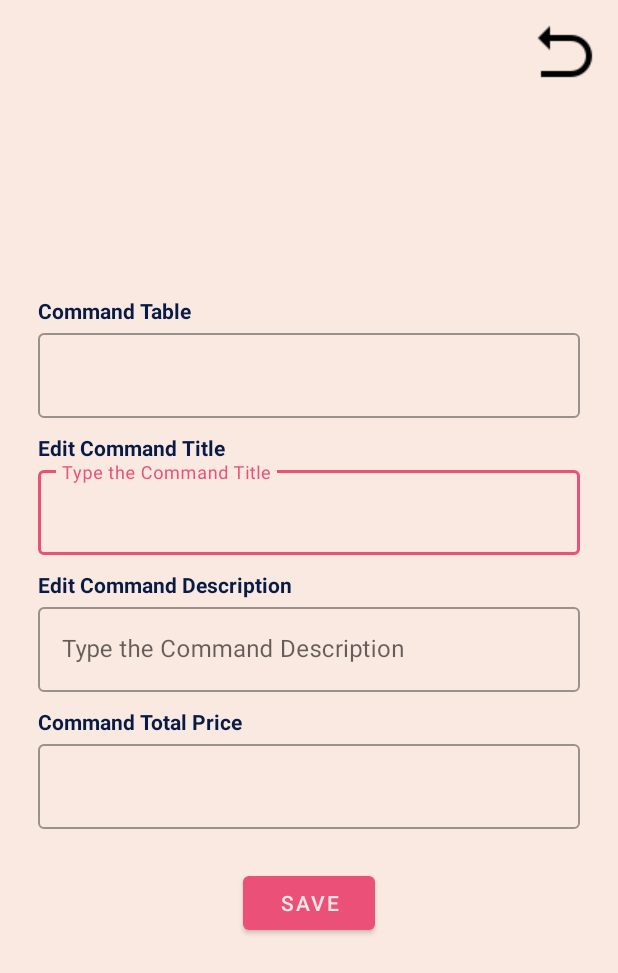
After one commit to DavidAntunezPerez/RestaurAPP_Android, an Android app: the layout fragment_edit_com.xml on its own in the app's theme, with its tools: preview values and no code run, on a phone screen of 412 x 824 dp. The commit adds this screen. Shown: the top 973 px of the screen. Run offline under Robolectric (Android 15) with nearby library versions, the phone set to English and light mode, and no system bars.

Commit message:
Added Edit function, save function not functional yet, but fragment and info retrieved perfectly.

```diff
--- /dev/null
+++ b/app/src/main/res/layout/fragment_edit_com.xml
@@ -0,0 +1,126 @@
+<?xml version="1.0" encoding="utf-8"?>
+<androidx.constraintlayout.widget.ConstraintLayout xmlns:android="http://schemas.android.com/apk/res/android"
+    xmlns:app="http://schemas.android.com/apk/res-auto"
+    android:layout_width="match_parent"
+    android:layout_height="match_parent"
+    android:background="@color/app_other_beige">
+
+    <LinearLayout
+        android:id="@+id/linearLayout"
+        android:layout_width="match_parent"
+        android:layout_height="match_parent"
+        android:background="@color/app_other_beige"
+        android:gravity="center"
+        android:orientation="vertical">
+
+        <TextView
+            android:layout_width="match_parent"
+            android:layout_height="wrap_content"
+            android:paddingHorizontal="25dp"
+            android:text="Command Table"
+            android:textColor="@color/app_primary"
+            android:textStyle="bold" />
+
+        <com.google.android.material.textfield.TextInputLayout
+            style="@style/Widget.MaterialComponents.TextInputLayout.OutlinedBox"
+            android:layout_width="match_parent"
+            android:layout_height="wrap_content"
+            android:paddingHorizontal="25dp">
+
+            <com.google.android.material.textfield.TextInputEditText
+                android:id="@+id/txtInputTable"
+                android:layout_width="match_parent"
+                android:layout_height="wrap_content"
+                android:enabled="false" />
+        </com.google.android.material.textfield.TextInputLayout>
+
+        <TextView
+            android:layout_width="match_parent"
+            android:layout_height="wrap_content"
+            android:layout_marginTop="10dp"
+            android:paddingHorizontal="25dp"
+            android:text="Edit Command Title"
+            android:textColor="@color/app_primary"
+            android:textStyle="bold" />
+
+        <com.google.android.material.textfield.TextInputLayout
+            style="@style/Widget.MaterialComponents.TextInputLayout.OutlinedBox"
+            android:layout_width="match_parent"
+            android:layout_height="wrap_content"
+            android:hint="Type the Command Title"
+            android:paddingHorizontal="25dp">
+
+            <com.google.android.material.textfield.TextInputEditText
+                android:id="@+id/txtInputTitle"
+                android:layout_width="match_parent"
+                android:layout_height="wrap_content" />
+        </com.google.android.material.textfield.TextInputLayout>
+
+        <TextView
+            android:layout_width="match_parent"
+            android:layout_height="wrap_content"
+            android:layout_marginTop="10dp"
+            android:paddingHorizontal="25dp"
+            android:text="Edit Command Description"
+            android:textColor="@color/app_primary"
+            android:textStyle="bold" />
+
+        <com.google.android.material.textfield.TextInputLayout
+            style="@style/Widget.MaterialComponents.TextInputLayout.OutlinedBox"
+            android:layout_width="match_parent"
+            android:layout_height="wrap_content"
+            android:hint="Type the Command Description"
+            android:paddingHorizontal="25dp">
+
+            <com.google.android.material.textfield.TextInputEditText
+                android:id="@+id/txtInputDescr"
+                android:layout_width="match_parent"
+                android:layout_height="wrap_content" />
+        </com.google.android.material.textfield.TextInputLayout>
+
+
+        <TextView
+            android:layout_width="match_parent"
+            android:layout_height="wrap_content"
+            android:layout_marginTop="10dp"
+            android:paddingHorizontal="25dp"
+            android:text="Command Total Price"
+            android:textColor="@color/app_primary"
+            android:textStyle="bold" />
+
+        <com.google.android.material.textfield.TextInputLayout
+            style="@style/Widget.MaterialComponents.TextInputLayout.OutlinedBox"
+            android:layout_width="match_parent"
+            android:layout_height="wrap_content"
+            android:paddingHorizontal="25dp">
+
+            <com.google.android.material.textfield.TextInputEditText
+                android:id="@+id/txtInputTotalPrice"
+                android:layout_width="match_parent"
+                android:layout_height="wrap_content"
+                android:enabled="false" />
+        </com.google.android.material.textfield.TextInputLayout>
+
+        <com.google.android.material.button.MaterialButton
+            android:layout_width="wrap_content"
+            android:layout_height="wrap_content"
+            android:layout_marginTop="25dp"
+            android:text="SAVE" />
+
+    </LinearLayout>
+
+    <ImageButton
+        android:id="@+id/btnReturn"
+        android:layout_width="wrap_content"
+        android:layout_height="wrap_content"
+        android:layout_gravity="top|end"
+        android:layout_marginTop="5dp"
+        android:layout_marginEnd="5dp"
+        android:background="@android:color/transparent"
+        android:contentDescription="Close"
+        android:padding="6dp"
+        android:src="@drawable/ic_return"
+        app:layout_constraintEnd_toEndOf="parent"
+        app:layout_constraintTop_toTopOf="parent" />
+
+</androidx.constraintlayout.widget.ConstraintLayout>
```
Also changed, not shown: app/src/main/java/com/example/restaurapp/fragments/ComListFragment.kt (+11 -0 lines), app/src/main/java/com/example/restaurapp/fragments/EditComFragment.kt (added, +69 -0 lines), app/src/main/res/layout/fragment_com_list.xml (+13 -0 lines), app/src/main/res/drawable/ic_edit.png (added), app/src/main/res/drawable/ic_return.png (added).
